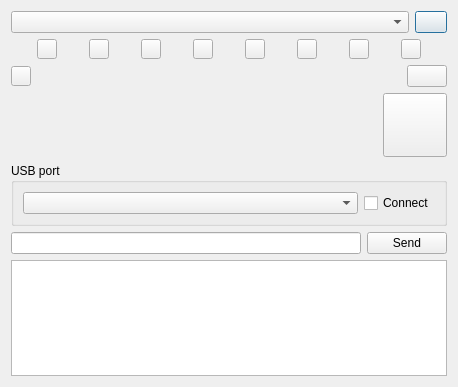
Above: hardware/dialogcollarsim.ui from IvanTsantsarov/herdmind-simulator before the change. Below: the same form after it.
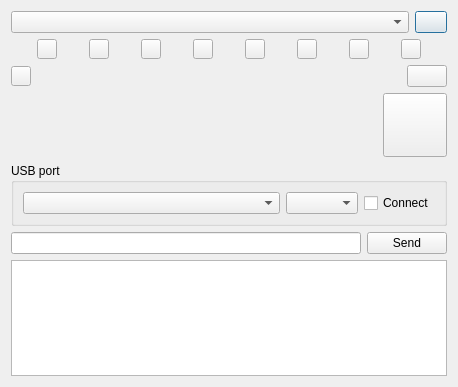
That is the form after the change. Icons and pictures are not drawn. Custom widgets are drawn as their Qt base class.

The edit to the form file:
```diff
--- a/hardware/dialogcollarsim.ui
+++ b/hardware/dialogcollarsim.ui
@@ -380,6 +380,9 @@
           </item>
          </layout>
         </item>
+        <item>
+         <widget class="QComboBox" name="comboBaudrate"/>
+        </item>
         <item>
          <widget class="QCheckBox" name="checkConnect">
           <property name="text">
```
Left out of the diff: 4 changed lines with no effect on the pictures.
